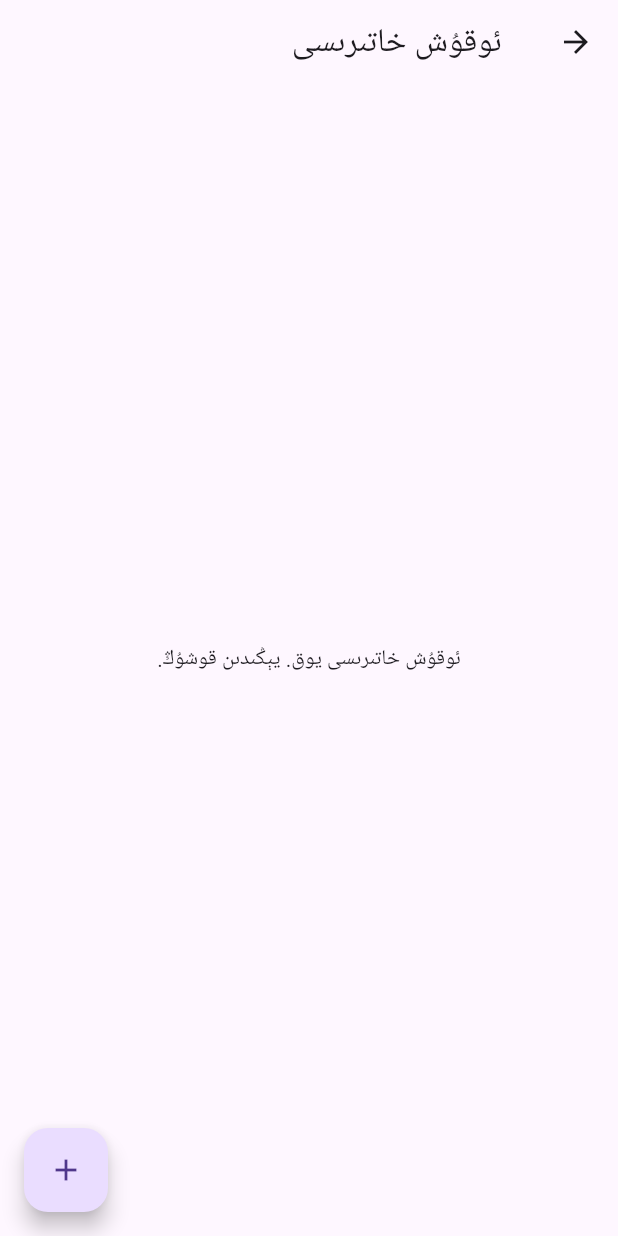
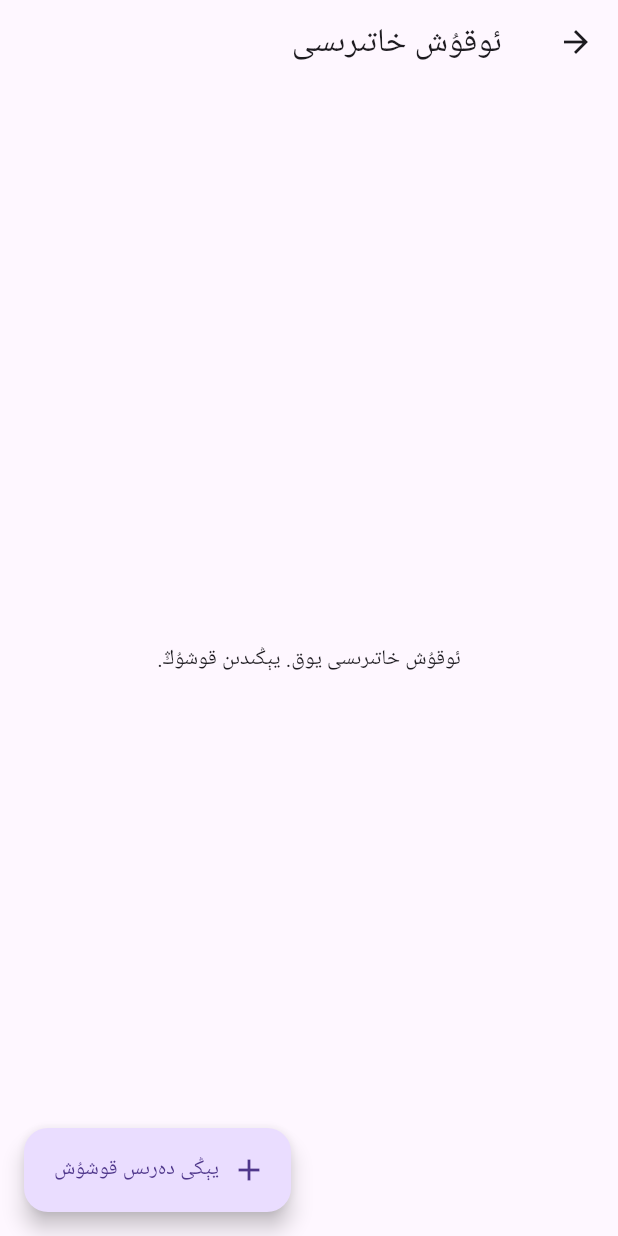
Before and after one commit to forgotten1432/ogrenci, a Flutter app: the StudentPage screen opened directly with empty values, on a phone screen of 412 x 824 dp. Run offline on Flutter 3.47's test engine with Material 3 defaults, Android fonts, the light colour scheme and no system bars; our stand-ins replace shared_preferences; accounts and stored records are empty; Roboto replaces fonts that are missing (UyghurFont); project files that could hold a hidden picture were left out.

Commit message:
Center table and add text to button

```diff
--- /dev/null
+++ b/devtools_options.yaml
@@ -0,0 +1,3 @@
+description: This file stores settings for Dart & Flutter DevTools.
+documentation: https://docs.flutter.dev/tools/devtools/extensions#configure-extension-enablement-states
+extensions:
--- a/lib/student_page.dart
+++ b/lib/student_page.dart
@@ -173,8 +173,11 @@
       ),
       body: _student.records.isEmpty
           ? const Center(child: Text('ئوقۇش خاتىرىسى يوق. يېڭىدىن قوشۇڭ.'))
-          : SingleChildScrollView(
+          : SizedBox(
+              width: double.infinity,
+              child: SingleChildScrollView(
                 scrollDirection: Axis.vertical,
+                child: Center(
                   child: SingleChildScrollView(
                     scrollDirection: Axis.horizontal,
                     child: DataTable(
@@ -215,9 +218,12 @@
                     ),
                   ),
                 ),
-      floatingActionButton: FloatingActionButton(
+              ),
+            ),
+      floatingActionButton: FloatingActionButton.extended(
         onPressed: () => _showRecordDialog(),
-        child: const Icon(Icons.add),
+        icon: const Icon(Icons.add),
+        label: const Text('يېڭى دەرىس قوشۇش'),
       ),
     );
   }
```
Lines whose indentation alone changed are shown as unchanged.
